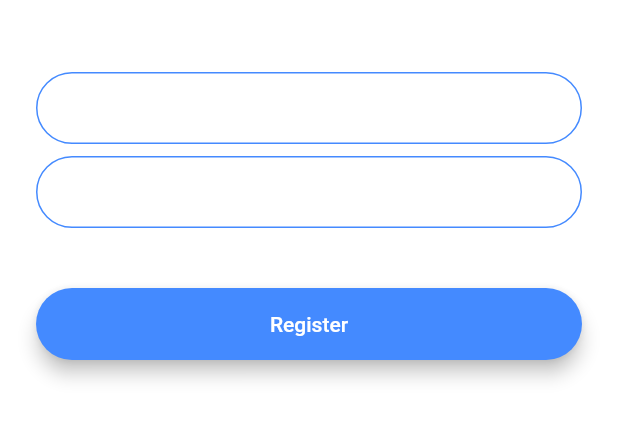
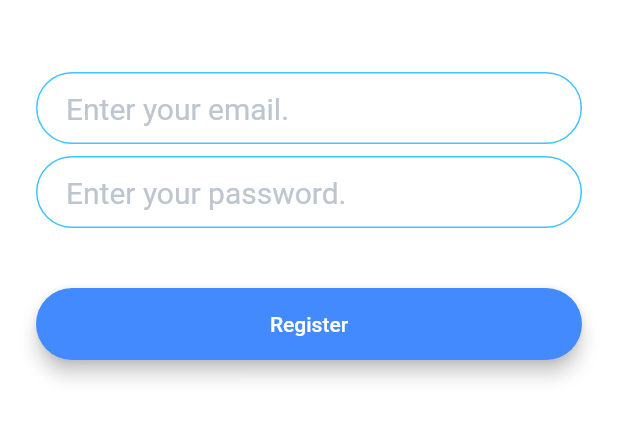
Before and after one commit to sukie2/flutter-flash-chat, a Flutter app: the RegistrationScreen screen opened by its route, on a phone screen of 412 x 824 dp, the part 576-1018 px from its top. Run offline on Flutter 3.47's test engine with Material 2 defaults, Android fonts, the phone set to English and light mode, and no system bars.

Commit message:
Refactored TextFields

```diff
--- a/lib/screens/registration_screen.dart
+++ b/lib/screens/registration_screen.dart
@@ -1,5 +1,6 @@
 import 'package:flutter/material.dart';
 import 'package:flutter_flash_chat/widgets/primary_button.dart';
+import 'package:flutter_flash_chat/widgets/primary_text.dart';
 
 class RegistrationScreen extends StatefulWidget {
   static const String id = 'registration_screen';
@@ -28,50 +29,16 @@ class _RegistrationScreenState extends State<RegistrationScreen> {
             SizedBox(
               height: 48.0,
             ),
-            TextField(
-              onChanged: (value) {
-                //Do something with the user input.
-              },
-              decoration: InputDecoration(
-                hintText: 'Enter your email',
-                contentPadding:
-                    EdgeInsets.symmetric(vertical: 10.0, horizontal: 20.0),
-                border: OutlineInputBorder(
-                  borderRadius: BorderRadius.all(Radius.circular(32.0)),
-                ),
-                enabledBorder: OutlineInputBorder(
-                  borderSide: BorderSide(color: Colors.blueAccent, width: 1.0),
-                  borderRadius: BorderRadius.all(Radius.circular(32.0)),
-                ),
-                focusedBorder: OutlineInputBorder(
-                  borderSide: BorderSide(color: Colors.blueAccent, width: 2.0),
-                  borderRadius: BorderRadius.all(Radius.circular(32.0)),
-                ),
-              ),
+            PrimaryText(
+              hint: 'Enter your email.',
+              onChanged: (str) {},
             ),
             SizedBox(
               height: 8.0,
             ),
-            TextField(
-              onChanged: (value) {
-                //Do something with the user input.
-              },
-              decoration: InputDecoration(
-                hintText: 'Enter your password',
-                contentPadding:
-                    EdgeInsets.symmetric(vertical: 10.0, horizontal: 20.0),
-                border: OutlineInputBorder(
-                  borderRadius: BorderRadius.all(Radius.circular(32.0)),
-                ),
-                enabledBorder: OutlineInputBorder(
-                  borderSide: BorderSide(color: Colors.blueAccent, width: 1.0),
-                  borderRadius: BorderRadius.all(Radius.circular(32.0)),
-                ),
-                focusedBorder: OutlineInputBorder(
-                  borderSide: BorderSide(color: Colors.blueAccent, width: 2.0),
-                  borderRadius: BorderRadius.all(Radius.circular(32.0)),
-                ),
-              ),
+            PrimaryText(
+              hint: 'Enter your password.',
+              onChanged: (str) {},
             ),
             SizedBox(
               height: 24.0,
--- /dev/null
+++ b/lib/widgets/primary_text.dart
@@ -0,0 +1,32 @@
+import 'package:flutter/material.dart';
+
+class PrimaryText extends StatelessWidget {
+  final String hint;
+  final ValueChanged<String> onChanged;
+
+  PrimaryText({required this.hint, required this.onChanged});
+
+  @override
+  Widget build(BuildContext context) {
+    return TextField(
+      onChanged: onChanged,
+      style: TextStyle(fontSize: 22.0, color: Colors.lightBlueAccent),
+      decoration: InputDecoration(
+        hintText: hint,
+        hintStyle: TextStyle(fontSize: 20.0, color: Color(0xFFbdc6cf)),
+        contentPadding: EdgeInsets.symmetric(vertical: 10.0, horizontal: 20.0),
+        border: OutlineInputBorder(
+          borderRadius: BorderRadius.all(Radius.circular(32.0)),
+        ),
+        enabledBorder: OutlineInputBorder(
+          borderSide: BorderSide(color: Colors.lightBlueAccent, width: 1.0),
+          borderRadius: BorderRadius.all(Radius.circular(32.0)),
+        ),
+        focusedBorder: OutlineInputBorder(
+          borderSide: BorderSide(color: Colors.lightBlueAccent, width: 2.0),
+          borderRadius: BorderRadius.all(Radius.circular(32.0)),
+        ),
+      ),
+    );
+  }
+}
```
Also changed, not shown: lib/screens/login_screen.dart (+5 -45 lines).
